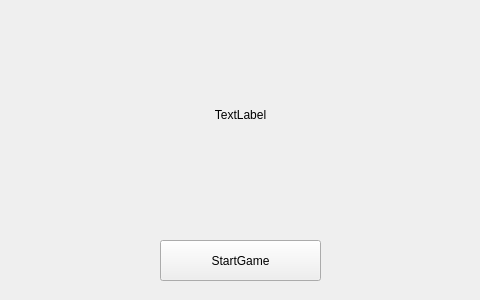
First picture: the form in StartWindow.ui, repository Falck2881/CreateTree, before the edit.
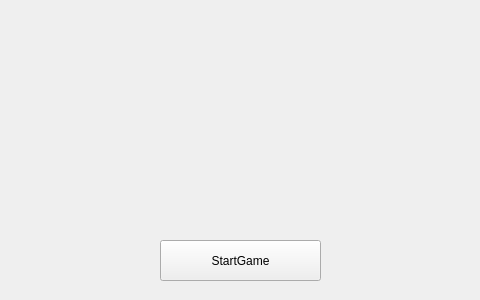
Second picture: the form after the edit. Icons and pictures are not drawn.

Commit message: Changes to the project structure.   Changes:   1 - title in StartWindow.   2 - Changed the style to Toolery.qrc.   3 - Moved the WindowInputData clss to the MainWindowGame directory.       Now data entry is performed from the MainWindowGame.   4 - Added the file JSON and relevant classed (Node* StreamJson) for       future working.   5 - Added the images files (MainWindowGame/ImagesNode/Node_*.png), this images       willbe use for display nodes in the binary tree   6 - Deleted such classes, how GameModes and Window because of uselessness.

```diff
--- a/StartWindow.ui
+++ b/StartWindow.ui
@@ -30,12 +30,12 @@
     <rect>
      <x>70</x>
      <y>10</y>
-     <width>341</width>
-     <height>211</height>
+     <width>340</width>
+     <height>210</height>
     </rect>
    </property>
    <property name="text">
-    <string>&lt;html&gt;&lt;head/&gt;&lt;body&gt;&lt;p align=&quot;center&quot;&gt;TextLabel&lt;/p&gt;&lt;/body&gt;&lt;/html&gt;</string>
+    <string/>
    </property>
   </widget>
   <widget class="QPushButton" name="startButton">
```
Left out of the diff: 11 changed lines with no effect on the pictures. The commit also changes 102 other files.
